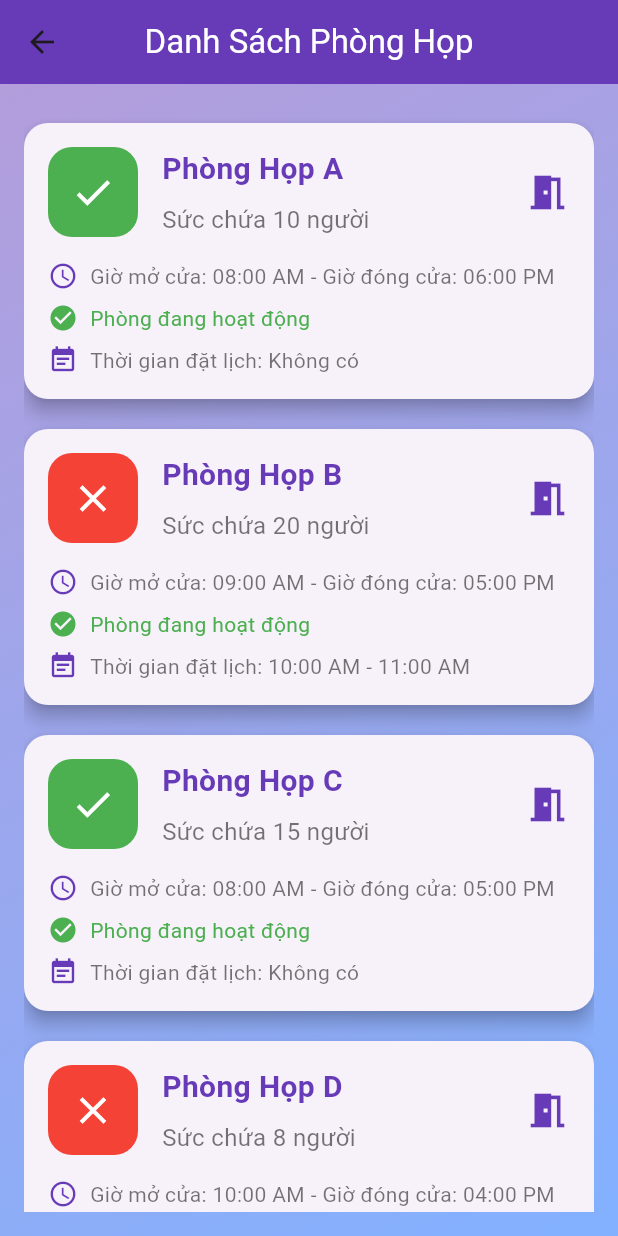
After one commit to dekapro9x/vais_meeting_room, a Flutter app: the ListRoomScreen screen opened by its route, on a phone screen of 412 x 824 dp. The commit adds this screen. Run offline on Flutter 3.47's test engine with Material 3 defaults, Android fonts, the phone set to English and light mode, and no system bars; our stand-ins replace after_layout, bloc, dio, event_bus, flutter_bloc, flutter_svg and 8 more; missing offline and left inert: bmprogresshud; accounts and stored records are empty.

Commit message:
Create: list room manage

```diff
--- /dev/null
+++ b/lib/models/home/response/room_list_response.dart
@@ -0,0 +1,27 @@
+class Room {
+  final String name;
+  final String description;
+  final String status;
+
+  Room({
+    required this.name,
+    required this.description,
+    required this.status,
+  });
+
+  factory Room.fromJson(Map<String, dynamic> json) {
+    return Room(
+      name: json['name'] as String,
+      description: json['description'] as String,
+      status: json['status'] as String,
+    );
+  }
+
+  Map<String, dynamic> toJson() {
+    return {
+      'name': name,
+      'description': description,
+      'status': status,
+    };
+  }
+}
--- a/lib/routers/route_generator.dart
+++ b/lib/routers/route_generator.dart
@@ -2,12 +2,14 @@ import 'package:app_base_flutter/screens/bottom_navigator_screen/bottom_navigati
 import 'package:app_base_flutter/screens/splash_screen/splash_screen_logo_app.dart';
 import 'package:app_base_flutter/screens/welcome_screen/welcome_screen.dart';
 import 'package:flutter/material.dart';
+import 'package:app_base_flutter/screens/vais_list_room_manage/list_room_screen.dart';
 
 class RouteGenerator {
   static const String splashScreen = '/';
   static const String policy = 'policy_screen';
   static const String welcomeScreen = 'welcome_screen';
   static const String bottomNavigationBar = 'bottom-navigation';
+  static const String listRoomManage = 'vais_list_room_manage';
   static Route<dynamic> generateRoute(RouteSettings settings) {
     switch (settings.name) {
       case '/':
@@ -27,6 +29,12 @@ class RouteGenerator {
             builder: (context) => BottomNavigation.providers(),
             settings: settings,
             maintainState: false);
+      //Danh sách phòng họp:
+      case listRoomManage:
+        return MaterialPageRoute(
+            builder: (context) =>const ListRoomScreen(),
+            settings: settings,
+            maintainState: false);
       default:
         return MaterialPageRoute(
           builder: (context) => Container(),
--- a/lib/screens/vais_configure_room_availability/vais_config_room.dart
+++ b/lib/screens/vais_configure_room_availability/vais_config_room.dart
@@ -1,4 +1,5 @@
 import 'package:flutter/material.dart';
+import 'package:app_base_flutter/common/log_utils.dart';
 
 class VaisConfigRoomAdmin extends StatefulWidget {
   const VaisConfigRoomAdmin({Key? key}) : super(key: key);
@@ -10,13 +11,12 @@ class VaisConfigRoomAdmin extends StatefulWidget {
 class VaisConfigRoomAdminState extends State<VaisConfigRoomAdmin> {
   @override
   void initState() {
+    logWithColor('Admin cấu hình phòng họp', red);
     super.initState();
-    print('Initializing VaisConfigRoomAdmin');
   }
 
   @override
   void dispose() {
-    print('Disposing VaisConfigRoomAdmin');
     super.dispose();
   }
 
--- /dev/null
+++ b/lib/screens/vais_list_room_manage/list_room_screen.dart
@@ -0,0 +1,211 @@
+import 'package:flutter/material.dart';
+
+class ListRoomScreen extends StatefulWidget {
+  const ListRoomScreen({Key? key}) : super(key: key);
+
+  @override
+  _ListRoomScreenState createState() => _ListRoomScreenState();
+}
+
+class _ListRoomScreenState extends State<ListRoomScreen> {
+  final List<Map<String, dynamic>> _rooms = [
+    {
+      "name": "Phòng Họp A",
+      "description": "Sức chứa 10 người",
+      "status": "available",
+      "openingHours": "08:00 AM",
+      "closingHours": "06:00 PM",
+      "isActive": true,
+      "bookedTime": "Không có",
+    },
+    {
+      "name": "Phòng Họp B",
+      "description": "Sức chứa 20 người",
+      "status": "booked",
+      "openingHours": "09:00 AM",
+      "closingHours": "05:00 PM",
+      "isActive": true,
+      "bookedTime": "10:00 AM - 11:00 AM",
+    },
+    {
+      "name": "Phòng Họp C",
+      "description": "Sức chứa 15 người",
+      "status": "available",
+      "openingHours": "08:00 AM",
+      "closingHours": "05:00 PM",
+      "isActive": true,
+      "bookedTime": "Không có",
+    },
+    {
+      "name": "Phòng Họp D",
+      "description": "Sức chứa 8 người",
+      "status": "booked",
+      "openingHours": "10:00 AM",
+      "closingHours": "04:00 PM",
+      "isActive": false,
+      "bookedTime": "02:00 PM - 03:00 PM",
+    },
+    {
+      "name": "Phòng Họp E",
+      "description": "Sức chứa 12 người",
+      "status": "available",
+      "openingHours": "08:30 AM",
+      "closingHours": "06:30 PM",
+      "isActive": true,
+      "bookedTime": "Không có",
+    },
+  ];
+
+  @override
+  Widget build(BuildContext context) {
+    return Scaffold(
+      appBar: AppBar(
+        title: const Text(
+          'Danh Sách Phòng Họp',
+          style: TextStyle(color: Colors.white),
+        ),
+        centerTitle: true,
+        backgroundColor: Colors.deepPurple,
+      ),
+      body: Container(
+        decoration: BoxDecoration(
+          gradient: LinearGradient(
+            begin: Alignment.topLeft,
+            end: Alignment.bottomRight,
+            colors: [Colors.deepPurple.shade200, Colors.blueAccent.shade100],
+          ),
+        ),
+        child: Padding(
+          padding: const EdgeInsets.all(16.0),
+          child: ListView.builder(
+            itemCount: _rooms.length,
+            itemBuilder: (context, index) {
+              return _buildRoomCard(_rooms[index]);
+            },
+          ),
+        ),
+      ),
+    );
+  }
+
+  Widget _buildRoomCard(Map<String, dynamic> room) {
+    bool isAvailable = room["status"] == "available";
+    bool isActive = room["isActive"] == true;
+
+    return Card(
+      shape: RoundedRectangleBorder(
+        borderRadius: BorderRadius.circular(16.0),
+      ),
+      elevation: 5,
+      margin: const EdgeInsets.symmetric(vertical: 10.0),
+      child: Padding(
+        padding: const EdgeInsets.all(16.0),
+        child: Column(
+          crossAxisAlignment: CrossAxisAlignment.start,
+          children: [
+            Row(
+              children: [
+                Container(
+                  width: 60,
+                  height: 60,
+                  decoration: BoxDecoration(
+                    color: isAvailable ? Colors.green : Colors.red,
+                    borderRadius: BorderRadius.circular(16.0),
+                  ),
+                  child: Icon(
+                    isAvailable ? Icons.check : Icons.close,
+                    color: Colors.white,
+                    size: 30,
+                  ),
+                ),
+                const SizedBox(width: 16.0),
+                Expanded(
+                  child: Column(
+                    crossAxisAlignment: CrossAxisAlignment.start,
+                    children: [
+                      Text(
+                        room["name"],
+                        style: const TextStyle(
+                          fontSize: 20,
+                          fontWeight: FontWeight.bold,
+                          color: Colors.deepPurple,
+                        ),
+                      ),
+                      const SizedBox(height: 8),
+                      Text(
+                        room["description"],
+                        style: const TextStyle(
+                          fontSize: 16,
+                          color: Colors.black54,
+                        ),
+                      ),
+                    ],
+                  ),
+                ),
+                const Icon(
+                  Icons.meeting_room,
+                  size: 30,
+                  color: Colors.deepPurple,
+                ),
+              ],
+            ),
+            const SizedBox(height: 16),
+            Row(
+              children: [
+                const Icon(
+                  Icons.access_time,
+                  color: Colors.deepPurple,
+                  size: 20,
+                ),
+                const SizedBox(width: 8),
+                Text(
+                  'Giờ mở cửa: ${room["openingHours"]} - Giờ đóng cửa: ${room["closingHours"]}',
+                  style: const TextStyle(
+                    fontSize: 14,
+                    color: Colors.black54,
+                  ),
+                ),
+              ],
+            ),
+            const SizedBox(height: 8),
+            Row(
+              children: [
+                Icon(
+                  isActive ? Icons.check_circle : Icons.cancel,
+                  color: isActive ? Colors.green : Colors.red,
+                  size: 20,
+                ),
+                const SizedBox(width: 8),
+                Text(
+                  isActive ? 'Phòng đang hoạt động' : 'Phòng không hoạt động',
+                  style: TextStyle(
+                    fontSize: 14,
+                    color: isActive ? Colors.green : Colors.red,
+                  ),
+                ),
+              ],
+            ),
+            const SizedBox(height: 8),
+            Row(
+              children: [
+                const Icon(
+                  Icons.event_note,
+                  color: Colors.deepPurple,
+                  size: 20,
+                ),
+                const SizedBox(width: 8),
+                Text(
+                  'Thời gian đặt lịch: ${room["bookedTime"]}',
+                  style: const TextStyle(
+                    fontSize: 14,
+                    color: Colors.black54,
+                  ),
+                ),
+              ],
+            ),
+          ],
+        ),
+      ),
+    );
+  }
+}
```
